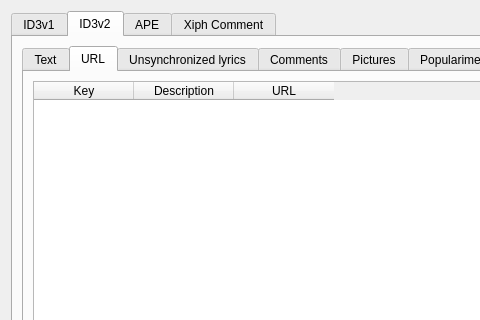
Old version of the form Form/DialogEditMetadata.ui in the repository isuhao/TMediaPlayer; both pictures show x 0 to 480 and y 0 to 320 of the 750 by 450 pixel window.
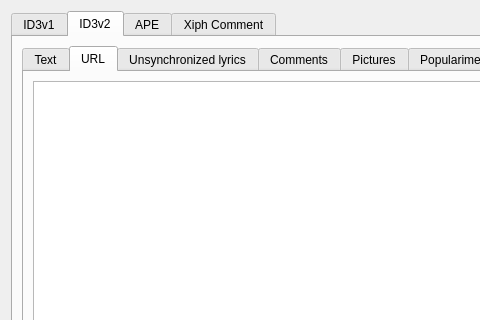
New version of the form. The open tabs and pages were chosen to show the change.

Commit message: Affichage des tags ID3v1 dans la boite de dialogue Edit Metadata

```diff
--- a/Form/DialogEditMetadata.ui
+++ b/Form/DialogEditMetadata.ui
@@ -176,23 +176,7 @@
           </attribute>
           <layout class="QVBoxLayout" name="verticalLayout_6">
            <item>
-            <widget class="QTableWidget" name="tableWidget_2">
-             <column>
-              <property name="text">
-               <string>Key</string>
-              </property>
-             </column>
-             <column>
-              <property name="text">
-               <string>Description</string>
-              </property>
-             </column>
-             <column>
-              <property name="text">
-               <string>URL</string>
-              </property>
-             </column>
-            </widget>
+            <widget class="QTableView" name="tableID3v2URL"/>
            </item>
           </layout>
          </widget>
```
Left out of the diff: 51 changed lines with no effect on the pictures. The commit also changes 6 other files.
